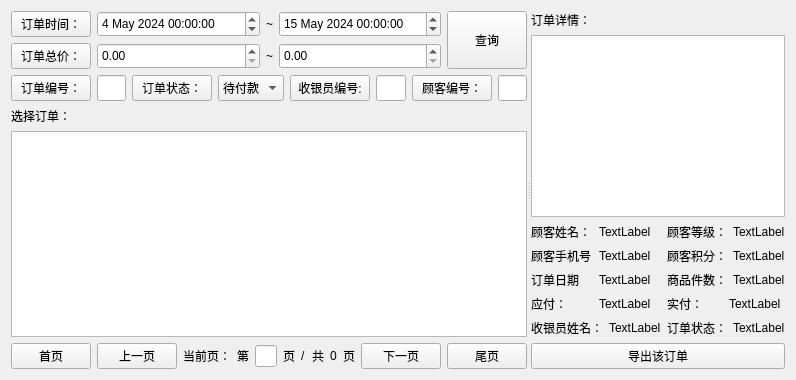
The window that view/manager/widgetordermanager.ui (ylxcvvan/Supermarket-Commodity-Management-System) describes before a commit, drawn with Qt 5.
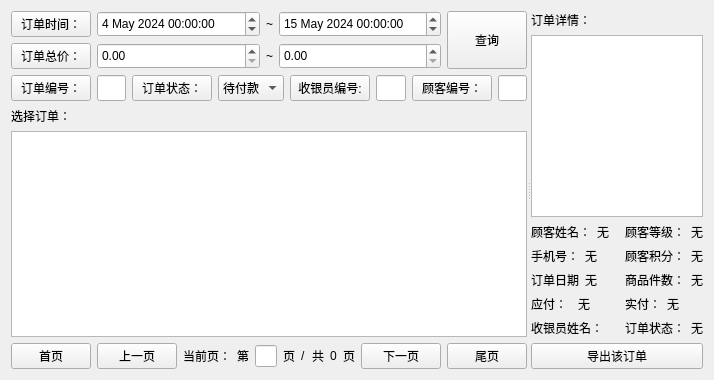
The same window after the commit.

Diff of the .ui file:
```diff
--- a/view/manager/widgetordermanager.ui
+++ b/view/manager/widgetordermanager.ui
@@ -19,7 +19,7 @@
      <property name="orientation">
       <enum>Qt::Horizontal</enum>
      </property>
-     <widget class="QWidget" name="">
+     <widget class="QWidget" name="layoutWidget">
       <layout class="QVBoxLayout" name="verticalLayout_10" stretch="0,1">
        <item>
         <layout class="QVBoxLayout" name="verticalLayout_6">
@@ -469,7 +469,7 @@
        </item>
       </layout>
      </widget>
-     <widget class="QWidget" name="">
+     <widget class="QWidget" name="layoutWidget">
       <layout class="QVBoxLayout" name="verticalLayout_9">
        <item>
         <layout class="QVBoxLayout" name="verticalLayout_4">
@@ -501,7 +501,7 @@
              <item>
               <widget class="QLabel" name="labelUserName">
                <property name="text">
-                <string>TextLabel</string>
+                <string>无</string>
                </property>
               </widget>
              </item>
@@ -512,14 +512,20 @@
              <item>
               <widget class="QLabel" name="label_7">
                <property name="text">
-                <string>顾客手机号</string>
+                <string>手机号：</string>
                </property>
               </widget>
              </item>
              <item>
-              <widget class="QLabel" name="label_20">
+              <widget class="QLabel" name="labelPhoneNumber">
+               <property name="sizePolicy">
+                <sizepolicy hsizetype="Expanding" vsizetype="Preferred">
+                 <horstretch>0</horstretch>
+                 <verstretch>0</verstretch>
+                </sizepolicy>
+               </property>
                <property name="text">
-                <string>TextLabel</string>
+                <string>无</string>
                </property>
               </widget>
              </item>
@@ -537,7 +543,7 @@
              <item>
               <widget class="QLabel" name="label_22">
                <property name="text">
-                <string>TextLabel</string>
+                <string>无</string>
                </property>
               </widget>
              </item>
@@ -555,7 +561,7 @@
              <item>
               <widget class="QLabel" name="label_24">
                <property name="text">
-                <string>TextLabel</string>
+                <string>无</string>
                </property>
               </widget>
              </item>
@@ -573,7 +579,7 @@
              <item>
               <widget class="QLabel" name="label_19">
                <property name="text">
-                <string>TextLabel</string>
+                <string/>
                </property>
               </widget>
              </item>
@@ -595,7 +601,7 @@
              <item>
               <widget class="QLabel" name="label_21">
                <property name="text">
-                <string>TextLabel</string>
+                <string>无</string>
                </property>
               </widget>
              </item>
@@ -613,7 +619,7 @@
              <item>
               <widget class="QLabel" name="label_27">
                <property name="text">
-                <string>TextLabel</string>
+                <string>无</string>
                </property>
               </widget>
              </item>
@@ -631,7 +637,7 @@
              <item>
               <widget class="QLabel" name="label_23">
                <property name="text">
-                <string>TextLabel</string>
+                <string>无</string>
                </property>
               </widget>
              </item>
@@ -647,9 +653,12 @@
               </widget>
              </item>
              <item>
-              <widget class="QLabel" name="label_25">
+              <widget class="QLabel" name="labelPaidPrice">
+               <property name="midLineWidth">
+                <number>6</number>
+               </property>
                <property name="text">
-                <string>TextLabel</string>
+                <string>无</string>
                </property>
               </widget>
              </item>
@@ -667,7 +676,7 @@
              <item>
               <widget class="QLabel" name="label_29">
                <property name="text">
-                <string>TextLabel</string>
+                <string>无</string>
                </property>
               </widget>
              </item>
```
Left out of the diff: 14 changed lines with no effect on the pictures.
